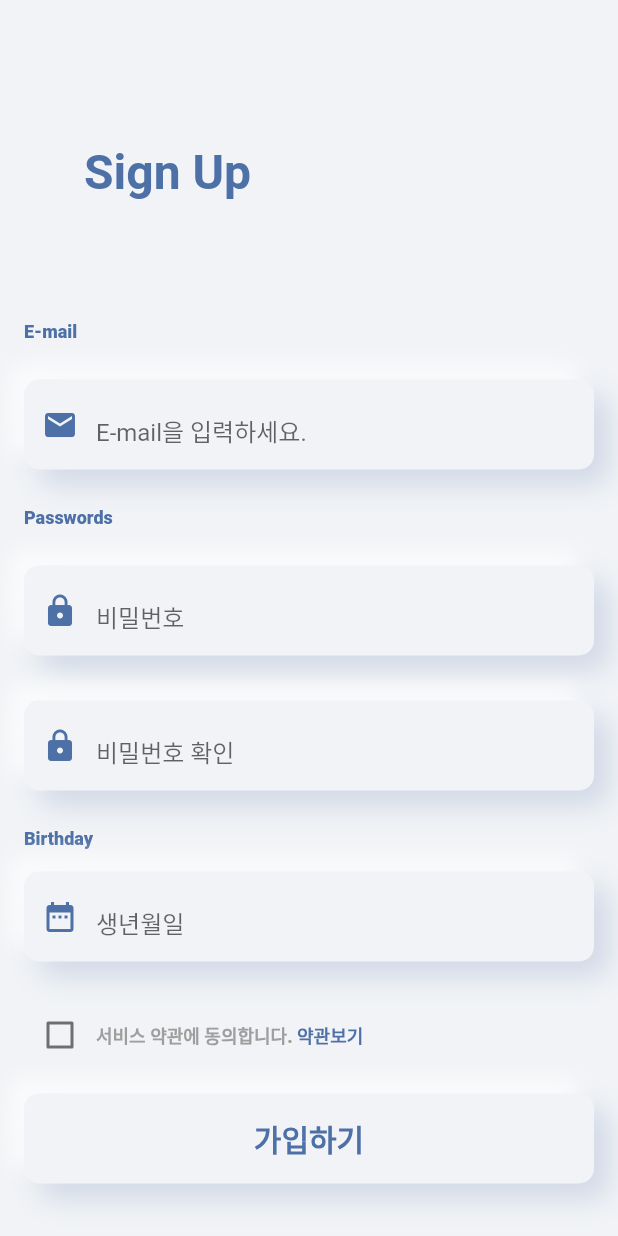
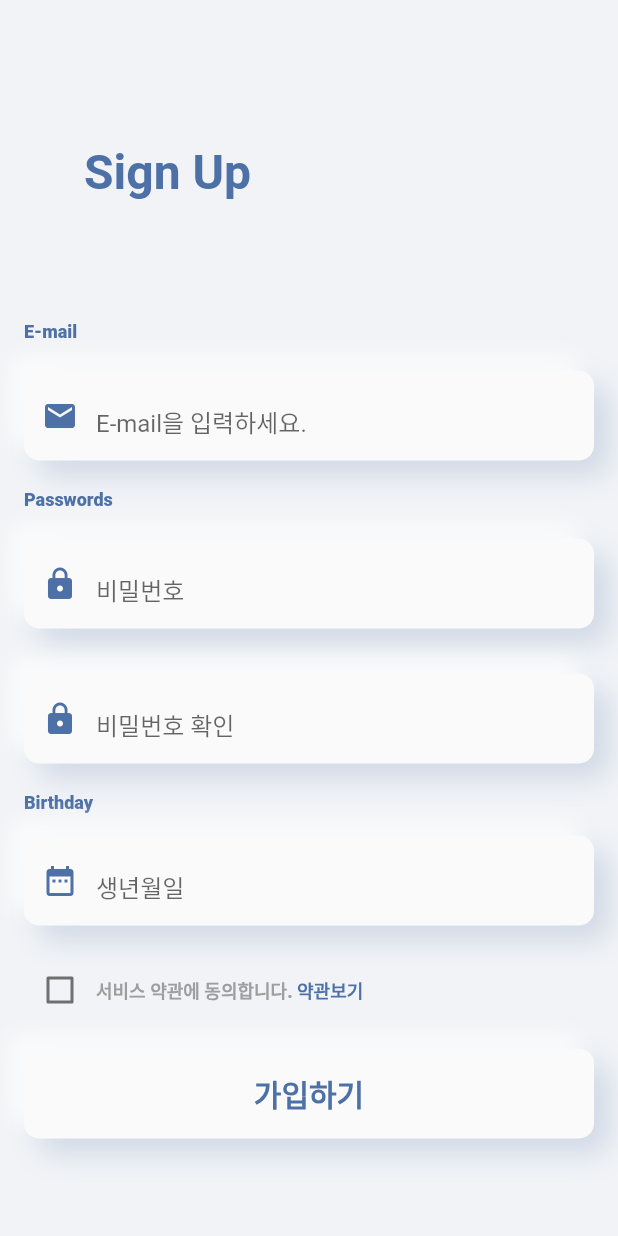
Before and after one commit to kgoon/flutter_bundang, a Flutter app: the screen it shows after launch, after a tap on an icon or button, on a phone screen of 412 x 824 dp. Run offline on Flutter 3.47's test engine with Material 2 defaults, Android fonts, the phone set to English and light mode, and no system bars; drawn by our look-alikes of auto_size_text; our stand-ins replace font_awesome_flutter; Roboto replaces fonts that are missing (KakaoRegular).

Commit message:
// 최승길님 의견: 폴더, 파일, 클래스명 등 수정

```diff
--- a/lib/login_page.dart
+++ b/lib/login_page.dart
@@ -1,12 +1,11 @@
 import 'package:auto_size_text/auto_size_text.dart';
 import 'package:flutter/material.dart';
 import 'package:flutter_bundang/signup_page.dart';
-import 'package:flutter_bundang/ui_setting/setColor.dart';
-import 'package:flutter_bundang/ui_setting/setText.dart';
-import 'package:flutter_bundang/widgets/fieldmargin.dart';
-import 'package:flutter_bundang/widgets/my_button.dart';
-import 'package:flutter_bundang/widgets/my_textfield.dart';
-import 'package:flutter_bundang/widgets/social_button.dart';
+import 'package:flutter_bundang/ui_setting/i_set_color.dart';
+import 'package:flutter_bundang/ui_setting/i_set_text.dart';
+import 'package:flutter_bundang/widgets/i_margin.dart';
+import 'package:flutter_bundang/widgets/i_user_button.dart';
+import 'package:flutter_bundang/widgets/i_user_textfield.dart';
 import 'package:font_awesome_flutter/font_awesome_flutter.dart';
 import 'home_view.dart';
 
@@ -14,7 +13,7 @@ class LoginPage extends StatelessWidget {
   @override
   Widget build(BuildContext context) {
     return Scaffold(
-      backgroundColor: Color(0xFFf1f3f6),
+      backgroundColor: backgroundColor,
       body: SingleChildScrollView(
         physics: AlwaysScrollableScrollPhysics(),
         child: Padding(
@@ -30,29 +29,31 @@ class LoginPage extends StatelessWidget {
                 child: AutoSizeText(
                   'Log in',
                   maxLines: 1,
-                  style: SetText.display4,
+                  style: ISetText.display4,
                 ),
               ),
               Row(
                 mainAxisAlignment: MainAxisAlignment.spaceAround,
                 children: <Widget>[
                   Expanded(
-                    child: socialButton(FontAwesomeIcons.facebookF),
+                    child: IUserButton(
+                      child: Icon(FontAwesomeIcons.facebookF),
+                    ),
                   ),
                   SizedBox(
                     width: 20,
                   ),
                   Expanded(
-                    child: socialButton(FontAwesomeIcons.google),
+                    child: IUserButton(child: Icon(FontAwesomeIcons.google)),
                   ),
                 ],
               ),
               Text(
                 'E-mail',
-                style: SetText.subtitle.copyWith(color: Color(0xFF4D70A6)),
+                style: ISetText.subtitle.copyWith(color: Color(0xFF4D70A6)),
               ),
-              FieldMargin(),
-              MyTextField(
+              IMargin(),
+              IUserTextField(
                 child: TextField(
                   cursorColor: mainColor_900,
                   decoration: InputDecoration(
@@ -66,13 +67,13 @@ class LoginPage extends StatelessWidget {
                   ),
                 ),
               ),
-              FieldMargin(),
+              IMargin(),
               Text(
                 'Passwords',
-                style: SetText.subtitle.copyWith(color: Color(0xFF4D70A6)),
+                style: ISetText.subtitle.copyWith(color: Color(0xFF4D70A6)),
               ),
-              FieldMargin(),
-              MyTextField(
+              IMargin(),
+              IUserTextField(
                 child: TextField(
                   obscureText: true,
                   cursorColor: mainColor_900,
@@ -93,16 +94,22 @@ class LoginPage extends StatelessWidget {
                 child: InkWell(
                   child: Text(
                     '비밀번호를 잊어버리셨나요?',
-                    style: SetText.subtitle.copyWith(color: fontColor_900),
+                    style: ISetText.subtitle.copyWith(color: fontColor_900),
                   ),
                 ),
               ),
-              MyButton(
-                myButtonText: '로그인', pressedButton: (){Navigator.push( // OnPressed 함수에 넣기
-                    context,
-                    MaterialPageRoute(builder: (context) => HomeView()),
-                  );}
-              ),
+              IUserButton(
+                  child: Text(
+                    '로그인',
+                    style: ISetText.title,
+                  ),
+                  pressedButton: () {
+                    Navigator.push(
+                      // OnPressed 함수에 넣기
+                      context,
+                      MaterialPageRoute(builder: (context) => HomeView()),
+                    );
+                  }),
               InkWell(
                 onTap: () => Navigator.push(
                   // OnPressed 함수에 넣기
@@ -114,11 +121,11 @@ class LoginPage extends StatelessWidget {
                     text: TextSpan(children: [
                       TextSpan(
                         text: '계정이 없으신가요?',
-                        style: SetText.subtitle,
+                        style: ISetText.subtitle,
                       ),
                       TextSpan(
                         text: ' Sign Up',
-                        style: SetText.subtitle.copyWith(color: fontColor_900),
+                        style: ISetText.subtitle.copyWith(color: fontColor_900),
                       ),
                     ]),
                   ),
--- a/lib/signup_page.dart
+++ b/lib/signup_page.dart
@@ -1,10 +1,10 @@
 import 'package:auto_size_text/auto_size_text.dart';
 import 'package:flutter/material.dart';
-import 'package:flutter_bundang/ui_setting/setColor.dart';
-import 'package:flutter_bundang/ui_setting/setText.dart';
-import 'package:flutter_bundang/widgets/fieldmargin.dart';
-import 'package:flutter_bundang/widgets/my_button.dart';
-import 'package:flutter_bundang/widgets/my_textfield.dart';
+import 'package:flutter_bundang/ui_setting/i_set_color.dart';
+import 'package:flutter_bundang/ui_setting/i_set_text.dart';
+import 'package:flutter_bundang/widgets/i_margin.dart';
+import 'package:flutter_bundang/widgets/i_user_button.dart';
+import 'package:flutter_bundang/widgets/i_user_textfield.dart';
 
 import 'home_view.dart';
 
@@ -35,15 +35,15 @@ class _SignUpPageState extends State<SignUpPage> {
                 child: AutoSizeText(
                   'Sign Up',
                   maxLines: 1,
-                  style: SetText.display4,
+                  style: ISetText.display4,
                 ),
               ),
               Text(
                 'E-mail',
-                style: SetText.subtitle.copyWith(color: Color(0xFF4D70A6)),
+                style: ISetText.subtitle.copyWith(color: Color(0xFF4D70A6)),
               ),
-              FieldMargin(),
-              MyTextField(
+              IMargin(),
+              IUserTextField(
                 child: TextField(
                   cursorColor: mainColor_900,
                   decoration: InputDecoration(
@@ -57,13 +57,13 @@ class _SignUpPageState extends State<SignUpPage> {
                   ),
                 ),
               ),
-              FieldMargin(),
+              IMargin(),
               Text(
                 'Passwords',
-                style: SetText.subtitle.copyWith(color: Color(0xFF4D70A6)),
+                style: ISetText.subtitle.copyWith(color: Color(0xFF4D70A6)),
               ),
-              FieldMargin(),
-              MyTextField(
+              IMargin(),
+              IUserTextField(
                 child: TextField(
                   obscureText: true,
                   cursorColor: mainColor_900,
@@ -78,7 +78,7 @@ class _SignUpPageState extends State<SignUpPage> {
                   ),
                 ),
               ),
-              MyTextField(
+              IUserTextField(
                 child: TextField(
                   obscureText: true,
                   cursorColor: mainColor_900,
@@ -93,12 +93,12 @@ class _SignUpPageState extends State<SignUpPage> {
                   ),
                 ),
               ),
-              FieldMargin(),
+              IMargin(),
               Text(
                 'Birthday',
-                style: SetText.subtitle.copyWith(color: Color(0xFF4D70A6)),
+                style: ISetText.subtitle.copyWith(color: Color(0xFF4D70A6)),
               ),
-              MyTextField(
+              IUserTextField(
                 child: TextField(
                   obscureText: true,
                   cursorColor: mainColor_900,
@@ -113,7 +113,7 @@ class _SignUpPageState extends State<SignUpPage> {
                   ),
                 ),
               ),
-              FieldMargin(),
+              IMargin(),
               Row(
                 children: <Widget>[
                   Checkbox(
@@ -129,24 +129,30 @@ class _SignUpPageState extends State<SignUpPage> {
                       text: TextSpan(children: [
                         TextSpan(
                           text: '서비스 약관에 동의합니다.',
-                          style: SetText.subtitle,
+                          style: ISetText.subtitle,
                         ),
                         TextSpan(
                           text: ' 약관보기',
                           style:
-                              SetText.subtitle.copyWith(color: fontColor_900),
+                              ISetText.subtitle.copyWith(color: fontColor_900),
                         ),
                       ]),
                     ),
                   ),
                 ],
               ),
-              MyButton(
-                  myButtonText: '가입하기', pressedButton: (){Navigator.push( // OnPressed 함수에 넣기
-                context,
-                MaterialPageRoute(builder: (context) => HomeView()),
-              );}
-              ),
+              IUserButton(
+                  child: Text(
+                    '가입하기',
+                    style: ISetText.title,
+                  ),
+                  pressedButton: () {
+                    Navigator.push(
+                      // OnPressed 함수에 넣기
+                      context,
+                      MaterialPageRoute(builder: (context) => HomeView()),
+                    );
+                  }),
             ],
           ),
         ),
--- a/lib/ui_setting/setColor.dart
+++ b/lib/ui_setting/i_set_color.dart
@@ -27,7 +27,10 @@ const Color mainColor_700 = Color(0xFF616161);
 const Color mainColor_800 = Color(0xFF424242);
 const Color mainColor_900 = Color(0xFF4D70A6);
 
-// (3) 배너색상 설정
+// (3) 백그라운드 컬러
+const Color backgroundColor = Color(0xFFf1f3f6);
+
+// (4) 배너색상 설정
 const Color bannerRed = Color(0xFFC62828);
 const Color bannerBlue = Color(0xFF1565C0);
 const Color bannerGreen = Color(0xFF00695C);
--- a/lib/ui_setting/setText.dart
+++ b/lib/ui_setting/i_set_text.dart
@@ -1,9 +1,9 @@
 import 'package:flutter/material.dart';
-import 'package:flutter_bundang/ui_setting/setColor.dart';
+import 'package:flutter_bundang/ui_setting/i_set_color.dart';
 
 
 
-class SetText {
+class ISetText {
 
   // 1. 폰트 설정 ---------------------------------------------------------------//
 
--- a/lib/widgets/fieldmargin.dart
+++ b/lib/widgets/i_margin.dart
@@ -1,11 +1,11 @@
 import 'package:flutter/material.dart';
 
 
-class FieldMargin extends StatelessWidget {
+class IMargin extends StatelessWidget {
   @override
   Widget build(BuildContext context) {
     return SizedBox(
-      height: 10,
+      height: 4,
     );
   }
 }
--- a/lib/widgets/my_button.dart
+++ b/lib/widgets/i_user_button.dart
@@ -1,12 +1,12 @@
 import 'package:flutter/material.dart';
-import 'package:flutter_bundang/ui_setting/setText.dart';
+import 'package:flutter_bundang/ui_setting/i_set_color.dart';
 
-class MyButton extends StatelessWidget {
+class IUserButton extends StatelessWidget {
 
-  final myButtonText;
+  final child;
   final pressedButton;
 
-  MyButton({@required this.myButtonText, this.pressedButton});
+  IUserButton({@required this.child, this.pressedButton});
 
   @override
   Widget build(BuildContext context) {
@@ -17,22 +17,19 @@ class MyButton extends StatelessWidget {
         height: 60,
         margin: EdgeInsets.symmetric(vertical: 15),
         decoration: BoxDecoration(
-            color: Color(0xFFF1F3F6),
+            color: mainColor_50,
             borderRadius: BorderRadius.all(Radius.circular(10)),
             boxShadow: [
               BoxShadow(
                   offset: Offset(10, 10),
-                  color: Color(0xFF4D70A6).withOpacity(0.2),
+                  color: mainColor_900.withOpacity(0.2),
                   blurRadius: 16),
               BoxShadow(
                   offset: Offset(-10, -10),
                   color: Color.fromARGB(170, 255, 255, 255),
                   blurRadius: 10),
             ]),
-        child: Text(
-          myButtonText,
-          style: SetText.title,
-        ),
+        child: child,
       ),
       onTap: pressedButton,
     );
--- a/lib/widgets/my_textfield.dart
+++ b/lib/widgets/i_user_textfield.dart
@@ -1,12 +1,13 @@
 import 'package:flutter/material.dart';
+import 'package:flutter_bundang/ui_setting/i_set_color.dart';
 
 
 
-class MyTextField extends StatelessWidget {
+class IUserTextField extends StatelessWidget {
 
   final child;
 
-  MyTextField({@required this.child});
+  IUserTextField({@required this.child});
 
   @override
   Widget build(BuildContext context) {
@@ -16,12 +17,12 @@ class MyTextField extends StatelessWidget {
       height: 60,
       margin: EdgeInsets.symmetric(vertical: 15),
       decoration: BoxDecoration(
-          color: Color(0xFFF1F3F6),
+          color: mainColor_50,
           borderRadius: BorderRadius.all(Radius.circular(10)),
           boxShadow: [
             BoxShadow(
                 offset: Offset(10, 10),
-                color: Color(0xFF4D70A6).withOpacity(0.2),
+                color: mainColor_900.withOpacity(0.2),
                 blurRadius: 16),
             BoxShadow(
                 offset: Offset(-10, -10),
--- a/lib/widgets/social_button.dart
+++ /dev/null
@@ -1,27 +0,0 @@
-import 'package:flutter/material.dart';
-import 'package:flutter_bundang/ui_setting/setColor.dart';
-
-Widget socialButton(IconData icon) {
-  return Container(
-    height: 60,
-    margin: EdgeInsets.symmetric(vertical: 30),
-    decoration: BoxDecoration(
-      color: Color(0xFFF1F3F6),
-      borderRadius: BorderRadius.all(Radius.circular(10)),
-      boxShadow: [
-        BoxShadow(
-            offset: Offset(10, 10),
-            color: Color(0xFF4D70A6).withOpacity(0.2),
-            blurRadius: 16),
-        BoxShadow(
-            offset: Offset(-10, -10),
-            color: Color.fromARGB(170, 255, 255, 255),
-            blurRadius: 10),
-      ],
-    ),
-    child: Icon(
-      icon,
-      color: mainColor_900,
-    ),
-  );
-}
```
